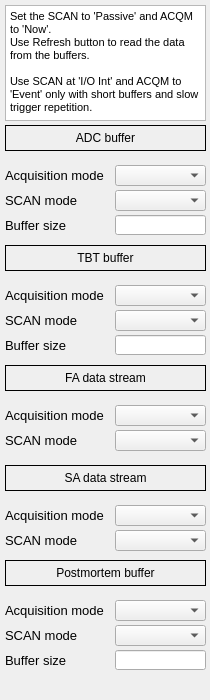
Above: LiberaCM/caQtDM/acquisition_settings.ui from peterleban/GUI before the change. Below: the same form after it.
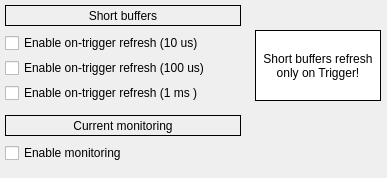
That is the form after the change. Custom widgets are drawn as their Qt base class.

Commit message: GUI for Libera Current Meter

What changed in the file:
```diff
--- a/LiberaCM/caQtDM/acquisition_settings.ui
+++ b/LiberaCM/caQtDM/acquisition_settings.ui
@@ -6,8 +6,8 @@
    <rect>
     <x>0</x>
     <y>0</y>
-    <width>210</width>
-    <height>700</height>
+    <width>387</width>
+    <height>178</height>
    </rect>
   </property>
   <property name="windowTitle">
@@ -21,419 +21,128 @@
     <property name="geometry">
      <rect>
       <x>5</x>
-      <y>125</y>
-      <width>201</width>
-      <height>26</height>
-     </rect>
-    </property>
-    <property name="frameShape">
-     <enum>QFrame::Box</enum>
-    </property>
-    <property name="text">
-     <string>ADC buffer</string>
-    </property>
-    <property name="alignment">
-     <set>Qt::AlignCenter</set>
-    </property>
-    <property name="background">
-     <color>
-      <red>255</red>
-      <green>255</green>
-      <blue>255</blue>
-     </color>
-    </property>
-   </widget>
-   <widget class="caMenu" name="camenu_2">
-    <property name="geometry">
-     <rect>
-      <x>115</x>
-      <y>190</y>
-      <width>91</width>
-      <height>21</height>
-     </rect>
-    </property>
-    <property name="channel" stdset="0">
-     <string notr="true">$(DEVICE):signals:adc.SCAN</string>
-    </property>
-   </widget>
-   <widget class="caMenu" name="camenu">
-    <property name="geometry">
-     <rect>
-      <x>115</x>
-      <y>165</y>
-      <width>91</width>
-      <height>21</height>
-     </rect>
-    </property>
-    <property name="channel" stdset="0">
-     <string notr="true">$(DEVICE):signals:adc.ACQM</string>
-    </property>
-   </widget>
-   <widget class="caTextEntry" name="catextentry_8">
-    <property name="geometry">
-     <rect>
-      <x>115</x>
-      <y>215</y>
-      <width>91</width>
-      <height>20</height>
-     </rect>
-    </property>
-    <property name="alignment">
-     <set>Qt::AlignRight|Qt::AlignTrailing|Qt::AlignVCenter</set>
-    </property>
-    <property name="channel" stdset="0">
-     <string notr="true">$(DEVICE):signals:adc.NGRP</string>
-    </property>
-    <property name="background">
-     <color>
-      <red>255</red>
-      <green>255</green>
-      <blue>127</blue>
-     </color>
-    </property>
-    <property name="colorMode">
-     <enum>caLineEdit::Static</enum>
-    </property>
-   </widget>
-   <widget class="QLabel" name="label">
-    <property name="geometry">
-     <rect>
-      <x>5</x>
-      <y>165</y>
-      <width>106</width>
-      <height>21</height>
-     </rect>
-    </property>
-    <property name="font">
-     <font>
-      <pointsize>10</pointsize>
-     </font>
-    </property>
-    <property name="text">
-     <string>Acquisition mode</string>
-    </property>
-   </widget>
-   <widget class="QLabel" name="label_2">
-    <property name="geometry">
-     <rect>
-      <x>5</x>
-      <y>190</y>
-      <width>106</width>
-      <height>21</height>
-     </rect>
-    </property>
-    <property name="font">
-     <font>
-      <pointsize>10</pointsize>
-     </font>
-    </property>
-    <property name="text">
-     <string>SCAN mode</string>
-    </property>
-   </widget>
-   <widget class="QLabel" name="label_3">
-    <property name="geometry">
-     <rect>
-      <x>5</x>
-      <y>215</y>
-      <width>106</width>
-      <height>21</height>
-     </rect>
-    </property>
-    <property name="font">
-     <font>
-      <pointsize>10</pointsize>
-     </font>
-    </property>
-    <property name="text">
-     <string>Buffer size</string>
-    </property>
-   </widget>
-   <widget class="caLabel" name="label_27">
-    <property name="geometry">
-     <rect>
-      <x>5</x>
-      <y>245</y>
-      <width>201</width>
-      <height>26</height>
-     </rect>
-    </property>
-    <property name="frameShape">
-     <enum>QFrame::Box</enum>
-    </property>
-    <property name="text">
-     <string>TBT buffer</string>
-    </property>
-    <property name="alignment">
-     <set>Qt::AlignCenter</set>
-    </property>
-    <property name="background">
-     <color>
-      <red>255</red>
-      <green>255</green>
-      <blue>255</blue>
-     </color>
-    </property>
-   </widget>
-   <widget class="QLabel" name="label_4">
-    <property name="geometry">
-     <rect>
-      <x>5</x>
-      <y>285</y>
-      <width>106</width>
-      <height>21</height>
-     </rect>
-    </property>
-    <property name="font">
-     <font>
-      <pointsize>10</pointsize>
-     </font>
-    </property>
-    <property name="text">
-     <string>Acquisition mode</string>
-    </property>
-   </widget>
-   <widget class="caMenu" name="camenu_3">
-    <property name="geometry">
-     <rect>
-      <x>115</x>
-      <y>285</y>
-      <width>91</width>
-      <height>21</height>
-     </rect>
-    </property>
-    <property name="channel" stdset="0">
-     <string notr="true">$(DEVICE):signals:tbt.ACQM</string>
-    </property>
-   </widget>
-   <widget class="QLabel" name="label_5">
-    <property name="geometry">
-     <rect>
-      <x>5</x>
-      <y>310</y>
-      <width>106</width>
-      <height>21</height>
-     </rect>
-    </property>
-    <property name="font">
-     <font>
-      <pointsize>10</pointsize>
-     </font>
-    </property>
-    <property name="text">
-     <string>SCAN mode</string>
-    </property>
-   </widget>
-   <widget class="caMenu" name="camenu_4">
-    <property name="geometry">
-     <rect>
-      <x>115</x>
-      <y>310</y>
-      <width>91</width>
-      <height>21</height>
-     </rect>
-    </property>
-    <property name="channel" stdset="0">
-     <string notr="true">$(DEVICE):signals:tbt.SCAN</string>
-    </property>
-   </widget>
-   <widget class="caTextEntry" name="catextentry_9">
-    <property name="geometry">
-     <rect>
-      <x>115</x>
-      <y>335</y>
-      <width>91</width>
-      <height>20</height>
-     </rect>
-    </property>
-    <property name="alignment">
-     <set>Qt::AlignRight|Qt::AlignTrailing|Qt::AlignVCenter</set>
-    </property>
-    <property name="channel" stdset="0">
-     <string notr="true">$(DEVICE):signals:tbt.NGRP</string>
-    </property>
-    <property name="background">
-     <color>
-      <red>255</red>
-      <green>255</green>
-      <blue>127</blue>
-     </color>
-    </property>
-    <property name="colorMode">
-     <enum>caLineEdit::Static</enum>
-    </property>
-   </widget>
-   <widget class="QLabel" name="label_6">
-    <property name="geometry">
-     <rect>
-      <x>5</x>
-      <y>335</y>
-      <width>106</width>
-      <height>21</height>
-     </rect>
-    </property>
-    <property name="font">
-     <font>
-      <pointsize>10</pointsize>
-     </font>
-    </property>
-    <property name="text">
-     <string>Buffer size</string>
-    </property>
-   </widget>
-   <widget class="QLabel" name="label_7">
-    <property name="geometry">
-     <rect>
-      <x>5</x>
-      <y>505</y>
-      <width>106</width>
-      <height>21</height>
-     </rect>
-    </property>
-    <property name="font">
-     <font>
-      <pointsize>10</pointsize>
-     </font>
-    </property>
-    <property name="text">
-     <string>Acquisition mode</string>
-    </property>
-   </widget>
-   <widget class="QLabel" name="label_8">
-    <property name="geometry">
-     <rect>
-      <x>5</x>
-      <y>530</y>
-      <width>106</width>
-      <height>21</height>
-     </rect>
-    </property>
-    <property name="font">
-     <font>
-      <pointsize>10</pointsize>
-     </font>
-    </property>
-    <property name="text">
-     <string>SCAN mode</string>
-    </property>
-   </widget>
-   <widget class="caMenu" name="camenu_5">
-    <property name="geometry">
-     <rect>
-      <x>115</x>
-      <y>505</y>
-      <width>91</width>
-      <height>21</height>
-     </rect>
-    </property>
-    <property name="channel" stdset="0">
-     <string notr="true">$(DEVICE):signals:sa.ACQM</string>
-    </property>
-   </widget>
-   <widget class="caMenu" name="camenu_6">
-    <property name="geometry">
-     <rect>
-      <x>115</x>
-      <y>530</y>
-      <width>91</width>
-      <height>21</height>
-     </rect>
-    </property>
-    <property name="channel" stdset="0">
-     <string notr="true">$(DEVICE):signals:sa.SCAN</string>
-    </property>
-   </widget>
-   <widget class="caLabel" name="label_28">
-    <property name="geometry">
-     <rect>
-      <x>5</x>
-      <y>465</y>
-      <width>201</width>
-      <height>26</height>
-     </rect>
-    </property>
-    <property name="frameShape">
-     <enum>QFrame::Box</enum>
-    </property>
-    <property name="text">
-     <string>SA data stream</string>
-    </property>
-    <property name="alignment">
-     <set>Qt::AlignCenter</set>
-    </property>
-    <property name="background">
-     <color>
-      <red>255</red>
-      <green>255</green>
-      <blue>255</blue>
-     </color>
-    </property>
-   </widget>
-   <widget class="QTextBrowser" name="textBrowser">
-    <property name="geometry">
-     <rect>
-      <x>5</x>
       <y>5</y>
-      <width>201</width>
-      <height>116</height>
+      <width>236</width>
+      <height>21</height>
      </rect>
     </property>
+    <property name="frameShape">
+     <enum>QFrame::Box</enum>
+    </property>
+    <property name="text">
+     <string>Short buffers</string>
+    </property>
+    <property name="alignment">
+     <set>Qt::AlignCenter</set>
+    </property>
+    <property name="background">
+     <color>
+      <red>255</red>
+      <green>255</green>
+      <blue>255</blue>
+     </color>
+    </property>
+   </widget>
+   <widget class="caLabel" name="label_28">
+    <property name="geometry">
+     <rect>
+      <x>5</x>
+      <y>115</y>
+      <width>236</width>
+      <height>21</height>
+     </rect>
+    </property>
+    <property name="frameShape">
+     <enum>QFrame::Box</enum>
+    </property>
+    <property name="text">
+     <string>Current monitoring</string>
+    </property>
+    <property name="alignment">
+     <set>Qt::AlignCenter</set>
+    </property>
+    <property name="background">
+     <color>
+      <red>255</red>
+      <green>255</green>
+      <blue>255</blue>
+     </color>
+    </property>
+   </widget>
+   <widget class="caToggleButton" name="catogglebutton">
+    <property name="geometry">
+     <rect>
+      <x>5</x>
+      <y>145</y>
+      <width>236</width>
+      <height>16</height>
+     </rect>
+    </property>
     <property name="font">
      <font>
-      <pointsize>8</pointsize>
+      <pointsize>9</pointsize>
      </font>
     </property>
-    <property name="html">
-     <string>&lt;!DOCTYPE HTML PUBLIC &quot;-//W3C//DTD HTML 4.0//EN&quot; &quot;http://www.w3.org/TR/REC-html40/strict.dtd&quot;&gt;
-&lt;html&gt;&lt;head&gt;&lt;meta name=&quot;qrichtext&quot; content=&quot;1&quot; /&gt;&lt;style type=&quot;text/css&quot;&gt;
-p, li { white-space: pre-wrap; }
-&lt;/style&gt;&lt;/head&gt;&lt;body style=&quot; font-family:'Ubuntu'; font-size:8pt; font-weight:400; font-style:normal;&quot;&gt;
-&lt;p style=&quot; margin-top:0px; margin-bottom:0px; margin-left:0px; margin-right:0px; -qt-block-indent:0; text-indent:0px;&quot;&gt;&lt;span style=&quot; font-family:'Sans Serif';&quot;&gt;Set the SCAN to 'Passive' and ACQM to 'Now'.&lt;/span&gt;&lt;/p&gt;
-&lt;p style=&quot; margin-top:0px; margin-bottom:0px; margin-left:0px; margin-right:0px; -qt-block-indent:0; text-indent:0px;&quot;&gt;&lt;span style=&quot; font-family:'Sans Serif';&quot;&gt;Use Refresh button to read the data from the buffers.&lt;/span&gt;&lt;/p&gt;
-&lt;p style=&quot;-qt-paragraph-type:empty; margin-top:0px; margin-bottom:0px; margin-left:0px; margin-right:0px; -qt-block-indent:0; text-indent:0px; font-family:'Sans Serif';&quot;&gt;&lt;br /&gt;&lt;/p&gt;
-&lt;p style=&quot; margin-top:0px; margin-bottom:0px; margin-left:0px; margin-right:0px; -qt-block-indent:0; text-indent:0px;&quot;&gt;&lt;span style=&quot; font-family:'Sans Serif';&quot;&gt;Use SCAN at 'I/O Int' and ACQM to 'Event' only with short buffers and slow trigger repetition.&lt;/span&gt;&lt;/p&gt;&lt;/body&gt;&lt;/html&gt;</string>
+    <property name="text">
+     <string>Enable monitoring</string>
     </property>
    </widget>
-   <widget class="caMenu" name="camenu_7">
+   <widget class="caToggleButton" name="catogglebutton_2">
     <property name="geometry">
      <rect>
-      <x>115</x>
-      <y>405</y>
-      <width>91</width>
-      <height>21</height>
+      <x>5</x>
+      <y>35</y>
+      <width>236</width>
+      <height>16</height>
      </rect>
     </property>
+    <property name="font">
+     <font>
+      <pointsize>9</pointsize>
+     </font>
+    </property>
+    <property name="text">
+     <string>Enable on-trigger refresh (10 us)</string>
+    </property>
     <property name="channel" stdset="0">
      <string notr="true">$(DEVICE):signals:fa.ACQM</string>
     </property>
    </widget>
-   <widget class="QLabel" name="label_9">
+   <widget class="caToggleButton" name="catogglebutton_3">
     <property name="geometry">
      <rect>
       <x>5</x>
-      <y>430</y>
-      <width>106</width>
-      <height>21</height>
+      <y>60</y>
+      <width>236</width>
+      <height>16</height>
      </rect>
     </property>
     <property name="font">
      <font>
-      <pointsize>10</pointsize>
+      <pointsize>9</pointsize>
      </font>
     </property>
     <property name="text">
-     <string>SCAN mode</string>
+     <string>Enable on-trigger refresh (100 us)</string>
     </property>
    </widget>
-   <widget class="caMenu" name="camenu_8">
+   <widget class="caToggleButton" name="catogglebutton_4">
     <property name="geometry">
      <rect>
-      <x>115</x>
-      <y>430</y>
-      <width>91</width>
-      <height>21</height>
+      <x>5</x>
+      <y>85</y>
+      <width>236</width>
+      <height>16</height>
      </rect>
     </property>
+    <property name="font">
+     <font>
+      <pointsize>9</pointsize>
+     </font>
+    </property>
+    <property name="text">
+     <string>Enable on-trigger refresh (1 ms )</string>
+    </property>
     <property name="channel" stdset="0">
      <string notr="true">$(DEVICE):signals:fa.SCAN</string>
     </property>
@@ -441,154 +150,21 @@
    <widget class="caLabel" name="label_29">
     <property name="geometry">
      <rect>
-      <x>5</x>
-      <y>365</y>
-      <width>201</width>
-      <height>26</height>
+      <x>255</x>
+      <y>30</y>
+      <width>126</width>
+      <height>71</height>
      </rect>
     </property>
-    <property name="frameShape">
-     <enum>QFrame::Box</enum>
+    <property name="styleSheet">
+     <string notr="true">background-color: rgba(255, 255, 255, 255); color: rgba(0, 0, 0, 255);</string>
     </property>
-    <property name="text">
-     <string>FA data stream</string>
-    </property>
-    <property name="alignment">
-     <set>Qt::AlignCenter</set>
-    </property>
-    <property name="background">
-     <color>
-      <red>255</red>
-      <green>255</green>
-      <blue>255</blue>
-     </color>
-    </property>
-   </widget>
-   <widget class="QLabel" name="label_10">
-    <property name="geometry">
-     <rect>
-      <x>5</x>
-      <y>405</y>
-      <width>106</width>
-      <height>21</height>
-     </rect>
-    </property>
-    <property name="font">
-     <font>
-      <pointsize>10</pointsize>
-     </font>
-    </property>
-    <property name="text">
-     <string>Acquisition mode</string>
-    </property>
-   </widget>
-   <widget class="caMenu" name="camenu_9">
-    <property name="geometry">
-     <rect>
-      <x>115</x>
-      <y>600</y>
-      <width>91</width>
-      <height>21</height>
-     </rect>
-    </property>
-    <property name="channel" stdset="0">
-     <string notr="true">$(DEVICE):signals:postmortem.ACQM</string>
-    </property>
-   </widget>
-   <widget class="caTextEntry" name="catextentry_10">
-    <property name="geometry">
-     <rect>
-      <x>115</x>
-      <y>650</y>
-      <width>91</width>
-      <height>20</height>
-     </rect>
-    </property>
-    <property name="alignment">
-     <set>Qt::AlignRight|Qt::AlignTrailing|Qt::AlignVCenter</set>
-    </property>
-    <property name="channel" stdset="0">
-     <string notr="true">$(DEVICE):signals:postmortem.NGRP</string>
-    </property>
-    <property name="background">
-     <color>
-      <red>255</red>
-      <green>255</green>
-      <blue>127</blue>
-     </color>
-    </property>
-    <property name="colorMode">
-     <enum>caLineEdit::Static</enum>
-    </property>
-   </widget>
-   <widget class="QLabel" name="label_11">
-    <property name="geometry">
-     <rect>
-      <x>5</x>
-      <y>650</y>
-      <width>106</width>
-      <height>21</height>
-     </rect>
-    </property>
-    <property name="font">
-     <font>
-      <pointsize>10</pointsize>
-     </font>
-    </property>
-    <property name="text">
-     <string>Buffer size</string>
-    </property>
-   </widget>
-   <widget class="QLabel" name="label_12">
-    <property name="geometry">
-     <rect>
-      <x>5</x>
-      <y>600</y>
-      <width>106</width>
-      <height>21</height>
-     </rect>
-    </property>
-    <property name="font">
-     <font>
-      <pointsize>10</pointsize>
-     </font>
-    </property>
-    <property name="text">
-     <string>Acquisition mode</string>
-    </property>
-   </widget>
-   <widget class="QLabel" name="label_13">
-    <property name="geometry">
-     <rect>
-      <x>5</x>
-      <y>625</y>
-      <width>106</width>
-      <height>21</height>
-     </rect>
-    </property>
-    <property name="font">
-     <font>
-      <pointsize>10</pointsize>
-     </font>
-    </property>
-    <property name="text">
-     <string>SCAN mode</string>
-    </property>
-   </widget>
-   <widget class="caLabel" name="label_30">
-    <property name="geometry">
-     <rect>
-      <x>5</x>
-      <y>560</y>
-      <width>201</width>
-      <height>26</height>
-     </rect>
-    </property>
     <property name="frameShape">
      <enum>QFrame::Box</enum>
     </property>
     <property name="text">
-     <string>Postmortem buffer</string>
+     <string>Short buffers refresh
+only on Trigger!</string>
     </property>
     <property name="alignment">
      <set>Qt::AlignCenter</set>
@@ -601,42 +177,19 @@
      </color>
     </property>
    </widget>
-   <widget class="caMenu" name="camenu_10">
-    <property name="geometry">
-     <rect>
-      <x>115</x>
-      <y>625</y>
-      <width>91</width>
-      <height>21</height>
-     </rect>
-    </property>
-    <property name="channel" stdset="0">
-     <string notr="true">$(DEVICE):signals:postmortem.SCAN</string>
-    </property>
-   </widget>
   </widget>
  </widget>
  <customwidgets>
   <customwidget>
-   <class>caMenu</class>
-   <extends>QComboBox</extends>
-   <header>caMenu</header>
-  </customwidget>
-  <customwidget>
-   <class>caTextEntry</class>
-   <extends>caLineEdit</extends>
-   <header>caTextEntry</header>
+   <class>caToggleButton</class>
+   <extends>QCheckBox</extends>
+   <header>caToggleButton</header>
   </customwidget>
   <customwidget>
    <class>caLabel</class>
    <extends>QLabel</extends>
    <header>caLabel</header>
   </customwidget>
-  <customwidget>
-   <class>caLineEdit</class>
-   <extends>QLineEdit</extends>
-   <header>caLineEdit</header>
-  </customwidget>
  </customwidgets>
  <resources/>
  <connections/>
```
Left out of the diff: 24 changed lines with no effect on the pictures.
